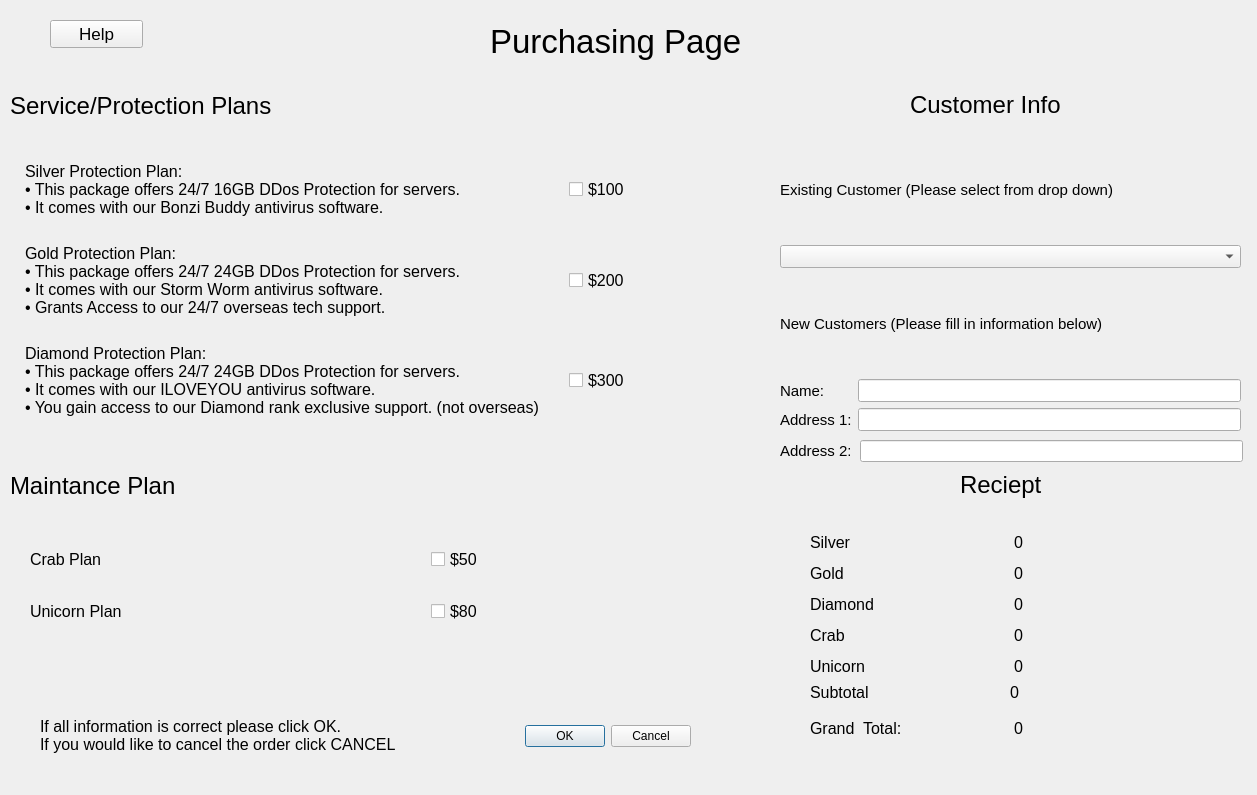
First picture: the form in iCyberSecurity-master/iCyberSecurity-master/iCyberSecurity/purchasingpage.ui, repository shatfield4/iCyberSecurity, before the edit.
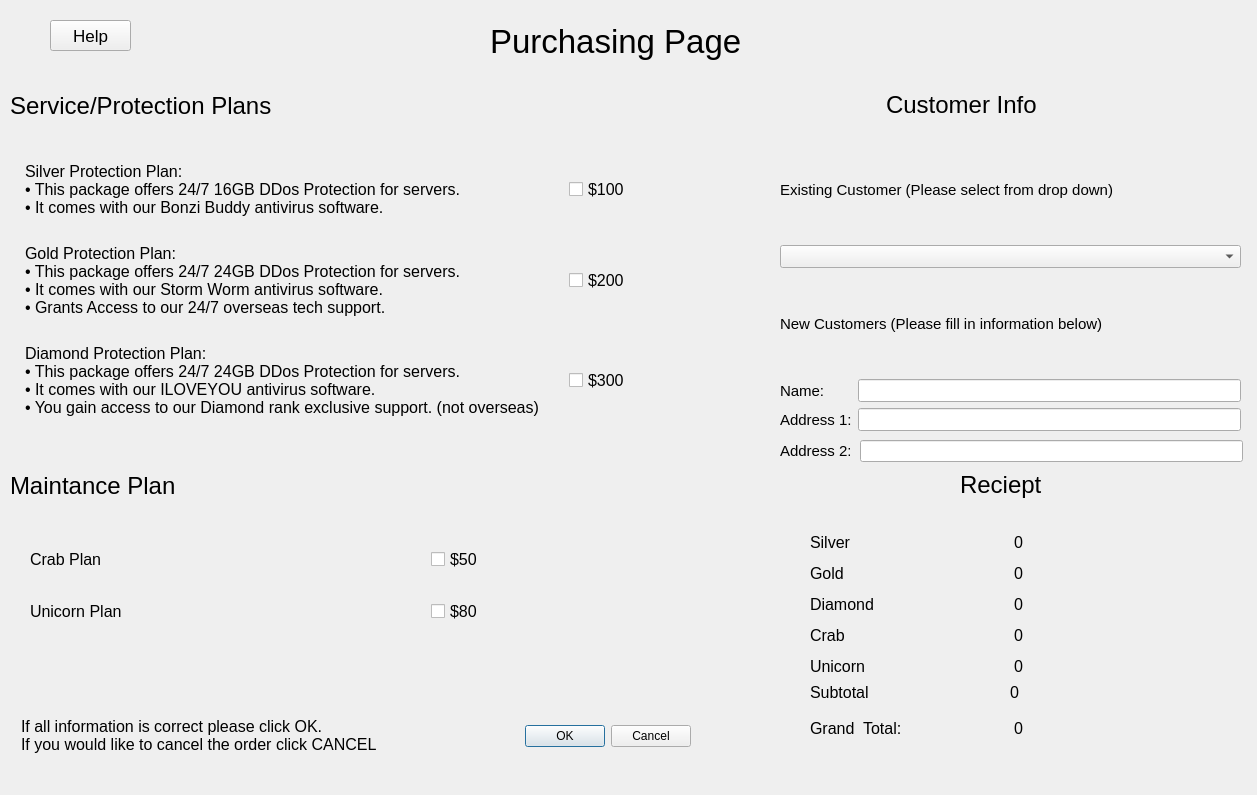
Second picture: the form after the edit.

Patch:
```diff
--- a/iCyberSecurity-master/iCyberSecurity-master/iCyberSecurity/purchasingpage.ui
+++ b/iCyberSecurity-master/iCyberSecurity-master/iCyberSecurity/purchasingpage.ui
@@ -73,7 +73,7 @@
     <rect>
      <x>10</x>
      <y>470</y>
-     <width>191</width>
+     <width>211</width>
      <height>31</height>
     </rect>
    </property>
@@ -169,7 +169,7 @@
     <rect>
      <x>960</x>
      <y>470</y>
-     <width>96</width>
+     <width>101</width>
      <height>30</height>
     </rect>
    </property>
@@ -185,9 +185,9 @@
   <widget class="QLabel" name="label_10">
    <property name="geometry">
     <rect>
-     <x>910</x>
+     <x>886</x>
      <y>90</y>
-     <width>177</width>
+     <width>201</width>
      <height>30</height>
     </rect>
    </property>
@@ -203,9 +203,9 @@
   <widget class="QLabel" name="label_25">
    <property name="geometry">
     <rect>
-     <x>40</x>
+     <x>21</x>
      <y>710</y>
-     <width>422</width>
+     <width>441</width>
      <height>51</height>
     </rect>
    </property>
@@ -224,8 +224,8 @@
     <rect>
      <x>50</x>
      <y>20</y>
-     <width>93</width>
-     <height>28</height>
+     <width>81</width>
+     <height>31</height>
     </rect>
    </property>
    <property name="font">
@@ -242,7 +242,7 @@
     <rect>
      <x>20</x>
      <y>140</y>
-     <width>721</width>
+     <width>760</width>
      <height>301</height>
     </rect>
    </property>
```
